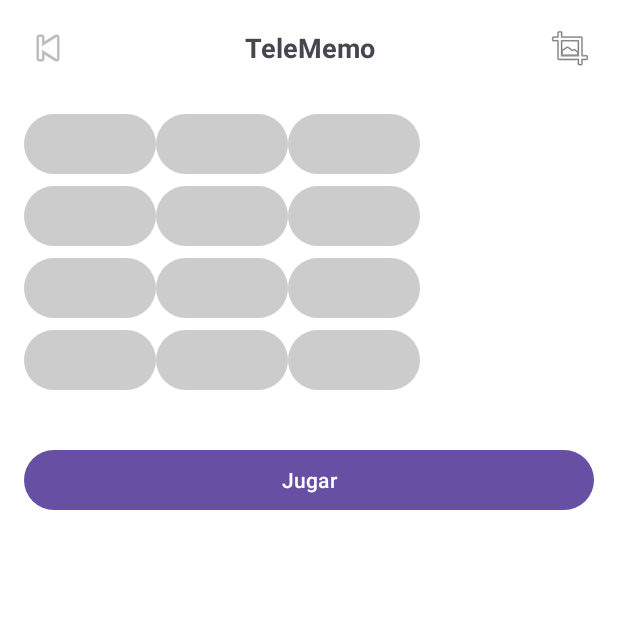
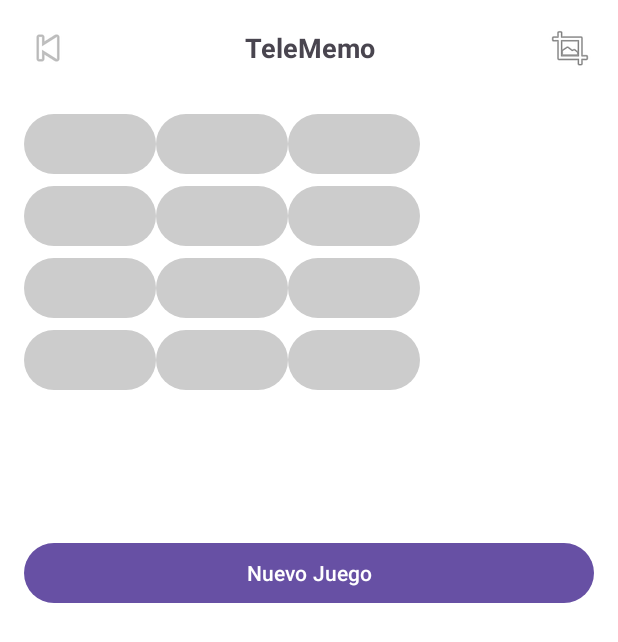
Before and after one commit to sebas0524/LAB2_20206438, an Android app: the Juego screen opened directly, with no data from a screen before it, after a tap on "Jugar", on a phone screen of 412 x 824 dp. Shown: the top 642 px of the screen. Run offline under Robolectric (Android 15) with nearby library versions, the phone set to English and light mode, and no system bars; 1 statement that could not run was skipped.

Commit message:
se establecio boton Nuevo Juego

```diff
--- a/LAB2_20206438/app/src/main/java/com/example/lab2_20206438/Juego.java
+++ b/LAB2_20206438/app/src/main/java/com/example/lab2_20206438/Juego.java
@@ -7,6 +7,7 @@ import android.graphics.Color;
 import android.os.Bundle;
 import android.widget.Button;
 import android.widget.ImageButton;
+import android.widget.TextView;
 import android.widget.Toast;
 import androidx.appcompat.app.AppCompatActivity;
 import java.util.*;
@@ -22,6 +23,8 @@ public class Juego extends AppCompatActivity {
     List<String> seleccionUsuario = new ArrayList<>();
     int intento = 0;
     long tiempoInicio;
+    TextView txtMensaje;
+    boolean juegoIniciado = false;
 
     String[][] oracionesSoftware = {
             {"La", "fibra", "óptica", "envía", "datos", "a", "gran", "velocidad", "evitando", "cualquier", "interferencia", "eléctrica"},
@@ -52,6 +55,7 @@ public class Juego extends AppCompatActivity {
         btnJugar = findViewById(R.id.btnJugar);
         btnBack = findViewById(R.id.btnBack);
         btnExpand = findViewById(R.id.btnExpand);
+        txtMensaje = findViewById(R.id.txtMensaje);
 
         String tema = getIntent().getStringExtra("tema");
         Random random = new Random();
@@ -78,8 +82,19 @@ public class Juego extends AppCompatActivity {
             btn.setBackgroundTintList(ColorStateList.valueOf(Color.LTGRAY));
         }
 
-        btnJugar.setOnClickListener(v -> iniciarJuego());
-
+        //btnJugar.setOnClickListener(v -> iniciarJuego());
+        btnJugar.setOnClickListener(v -> {
+            if (!juegoIniciado) {
+                iniciarJuego();
+                btnJugar.setText("Nuevo Juego");
+                juegoIniciado = true;
+            } else {
+                // Vuelve al inicio
+                Intent intent = new Intent(Juego.this, MainActivity.class); // Ajusta si tu inicio es otro activity
+                startActivity(intent);
+                finish();
+            }
+        });
         btnBack.setOnClickListener(v -> finish());
     }
 
@@ -152,6 +167,7 @@ public class Juego extends AppCompatActivity {
     }
 
     private void mostrarMensaje(String mensaje) {
-        Toast.makeText(this, mensaje, Toast.LENGTH_SHORT).show();
+        //Toast.makeText(this, mensaje, Toast.LENGTH_SHORT).show();
+        txtMensaje.setText(mensaje);
     }
 }
--- a/LAB2_20206438/app/src/main/res/layout/pagina_juego.xml
+++ b/LAB2_20206438/app/src/main/res/layout/pagina_juego.xml
@@ -63,7 +63,16 @@
         <Button android:id="@+id/btn12"/>
 
     </GridLayout>
-
+    <TextView
+        android:id="@+id/txtMensaje"
+        android:layout_width="match_parent"
+        android:layout_height="wrap_content"
+        android:text=""
+        android:textSize="16sp"
+        android:textColor="#000000"
+        android:gravity="center"
+        android:layout_marginTop="24dp"
+        android:padding="8dp" />
     <!-- Botón JUGAR -->
     <Button
         android:id="@+id/btnJugar"
```
